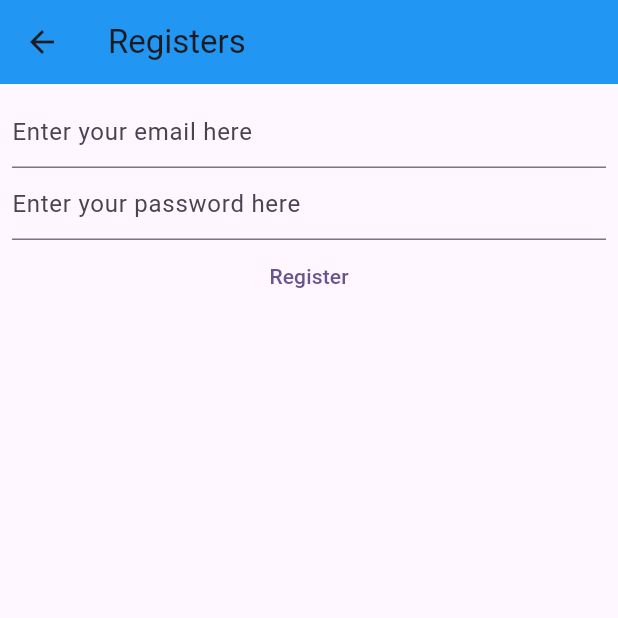
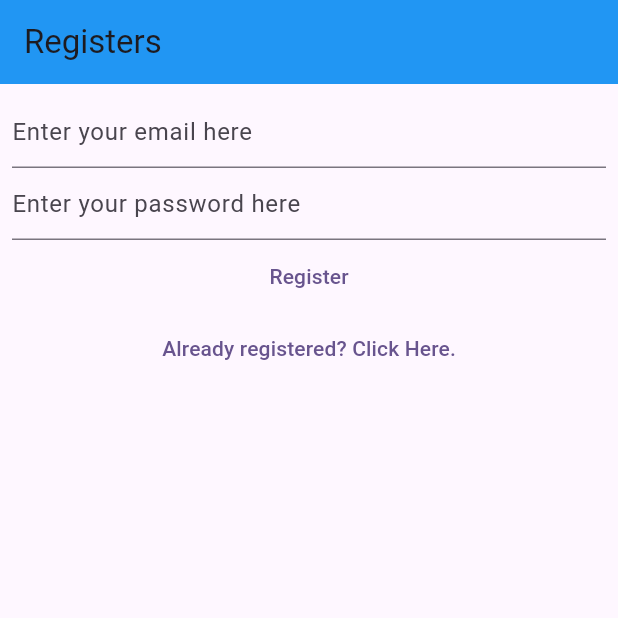
Before and after one commit to simgit18/Mynotes, a Flutter app: the RegisterView screen opened directly, on a phone screen of 412 x 824 dp, the top half of it. Run offline on Flutter 3.47's test engine with Material 3 defaults, Android fonts, the phone set to English and light mode, and no system bars; our stand-ins replace firebase_auth, firebase_core; accounts and stored records are empty.

Commit message:
added navigation between login and register views, created verify email view

```diff
--- a/mynotes/lib/views/register_view.dart
+++ b/mynotes/lib/views/register_view.dart
@@ -34,12 +34,7 @@ class _RegisterViewState extends State<RegisterView> {
     return Scaffold(
       appBar: AppBar(title: const Text('Registers'), backgroundColor: Colors.blue,
       ),
-      body: FutureBuilder(future: Firebase.initializeApp(options: DefaultFirebaseOptions.currentPlatform),
-      builder: (context,snapshot){
-        switch(snapshot.connectionState){
-
-          case ConnectionState.done:
-            return Padding(
+      body: Padding(
         padding: const EdgeInsets.all(8.0),
         child: Column(
           children: [
@@ -60,25 +55,20 @@ class _RegisterViewState extends State<RegisterView> {
             TextButton(
               onPressed: () async {
 
-
-
                 final email = _email.text;
                 final password = _password.text;
                 await FirebaseAuth.instance.createUserWithEmailAndPassword(email: email, password: password);
                 print(UserCredential);
               },
               child: const Text('Register')),
+              TextButton(onPressed: () {
+                Navigator.of(context).pushNamedAndRemoveUntil('/login/', (route) => false);
+              }, child: const Text("Already registered? Click Here.") )
           ],
         ),
-      );
+      ),
 
-      default:
-      return const Text("Loading....");
 
-        }
-
-      })
-      ,
     );
 
 
```
Also changed, not shown: mynotes/lib/main.dart (+19 -10 lines), mynotes/lib/views/login_view.dart (+7 -17 lines), mynotes/lib/views/verify_email_view.dart (added, +26 -0 lines).
